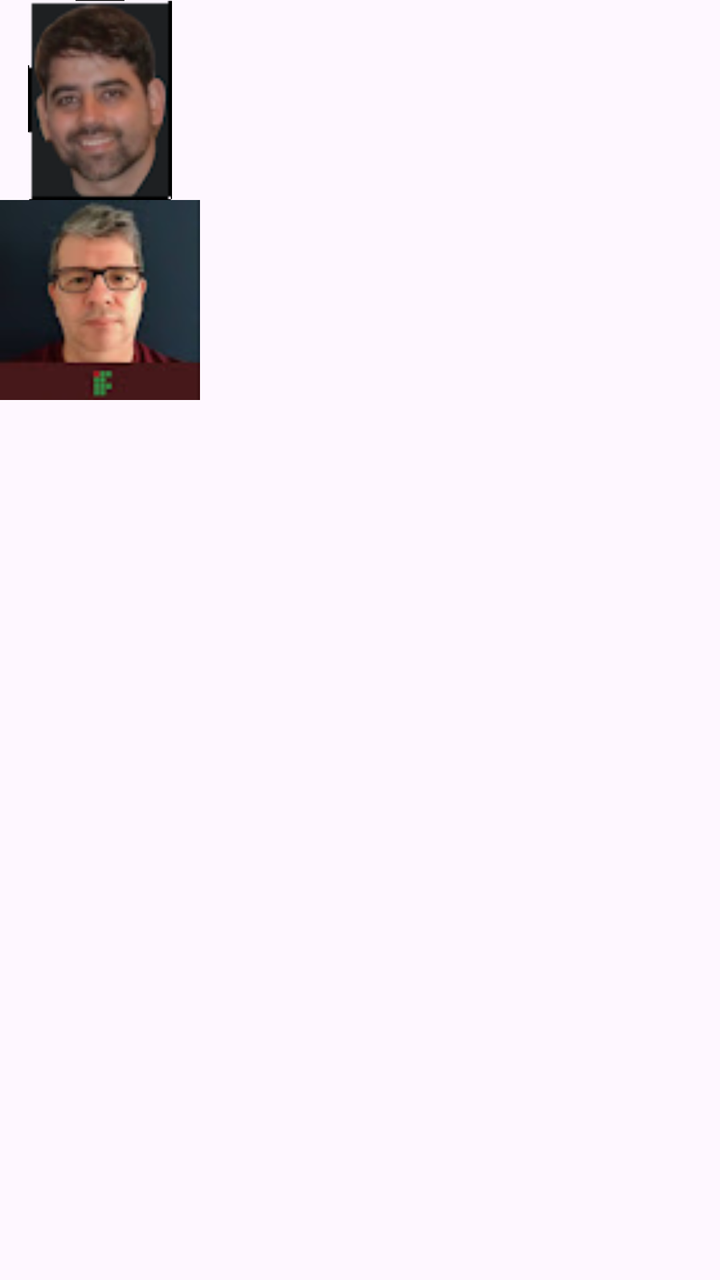
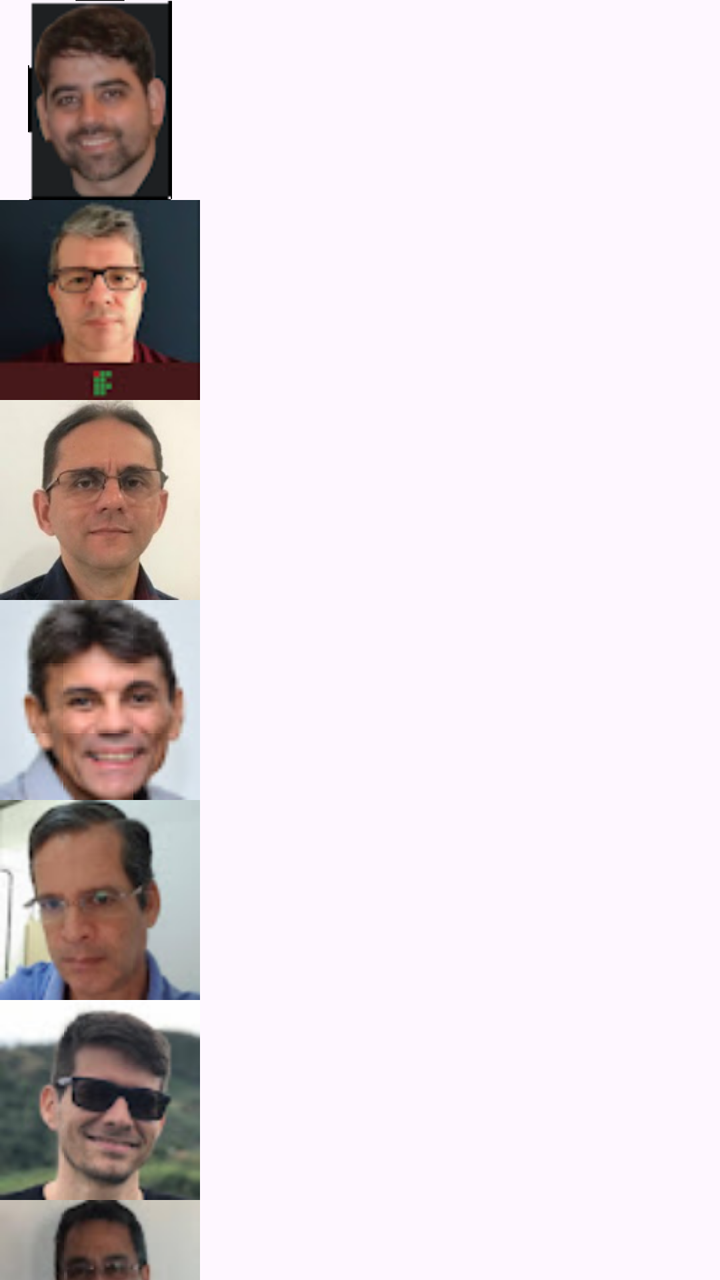

Before-and-after screenshots of an Android layout around one commit, followed by the original layout XML and the change that was made.
<!-- AndroidManifest.xml: application theme Theme.JogodaMemoria -->
<!-- res/layout/activity_main.xml -->
<?xml version="1.0" encoding="utf-8"?>
<LinearLayout
    xmlns:android="http://schemas.android.com/apk/res/android"
    xmlns:app="http://schemas.android.com/apk/res-auto"
    xmlns:tools="http://schemas.android.com/tools"
    android:layout_width="match_parent"
    android:layout_height="match_parent"
    android:orientation="vertical"
    tools:context=".MainActivity">



    <ImageView
        android:id="@+id/cardImageView"
        android:layout_width="100dp"
        android:layout_height="100dp"
        android:scaleType="fitCenter"
        android:src="@drawable/gustavo" />














        <ImageView
        xmlns:android="http://schemas.android.com/apk/res/android"
        android:id="@+id/cardImageView2"
        android:layout_width="100dp"
        android:layout_height="100dp"
        android:src="@drawable/fred"
        android:scaleType="fitCenter"
        />


























































</LinearLayout>
<!-- resources referenced by this layout -->
<resources>
  <!-- drawable fred: png bitmap (drawable-hdpi, 20019 bytes) -->
  <!-- drawable gustavo: png bitmap (drawable-hdpi, 16691 bytes) -->
  <style name="Theme.JogodaMemoria" parent="Base.Theme.JogodaMemoria" />
  <style name="Base.Theme.JogodaMemoria" parent="Theme.Material3.DayNight.NoActionBar">
          
          
      </style>
</resources>

<!-- the commit's change to res/layout/activity_main.xml (unified diff, before → after) -->
@@ -39,7 +39,47 @@
         android:scaleType="fitCenter"
         />
 
+    <ImageView
+        android:id="@+id/cardImageView3"
+        android:layout_width="100dp"
+        android:layout_height="100dp"
+        android:scaleType="fitCenter"
+        android:src="@drawable/alex" />
 
+    <ImageView
+        android:id="@+id/cardImageView4"
+        android:layout_width="100dp"
+        android:layout_height="100dp"
+        android:scaleType="fitCenter"
+        android:src="@drawable/leonidas" />
+
+    <ImageView
+        android:id="@+id/cardImageView5"
+        android:layout_width="100dp"
+        android:layout_height="100dp"
+        android:scaleType="fitCenter"
+        android:src="@drawable/lafayette" />
+
+    <ImageView
+        android:id="@+id/cardImageView6"
+        android:layout_width="100dp"
+        android:layout_height="100dp"
+        android:scaleType="fitCenter"
+        android:src="@drawable/luiz" />
+
+    <ImageView
+        android:id="@+id/cardImageView7"
+        android:layout_width="100dp"
+        android:layout_height="100dp"
+        android:scaleType="fitCenter"
+        android:src="@drawable/candido" />
+
+    <ImageView
+        android:id="@+id/cardImageView8"
+        android:layout_width="100dp"
+        android:layout_height="100dp"
+        android:scaleType="fitCenter"
+        android:src="@drawable/valeria" />
 
 
 
<!-- resource entries referenced after the edit -->
@@ -1,7 +1,13 @@
 <!-- resources referenced by this layout -->
 <resources>
+  <!-- drawable alex: png bitmap (drawable-hdpi, 10944 bytes) -->
+  <!-- drawable candido: png bitmap (drawable-hdpi, 7587 bytes) -->
   <!-- drawable fred: png bitmap (drawable-hdpi, 20019 bytes) -->
   <!-- drawable gustavo: png bitmap (drawable-hdpi, 16691 bytes) -->
+  <!-- drawable lafayette: png bitmap (drawable-hdpi, 7999 bytes) -->
+  <!-- drawable leonidas: png bitmap (drawable-hdpi, 2652 bytes) -->
+  <!-- drawable luiz: png bitmap (drawable-hdpi, 8021 bytes) -->
+  <!-- drawable valeria: png bitmap (drawable-hdpi, 2542 bytes) -->
   <style name="Theme.JogodaMemoria" parent="Base.Theme.JogodaMemoria" />
   <style name="Base.Theme.JogodaMemoria" parent="Theme.Material3.DayNight.NoActionBar">
           
